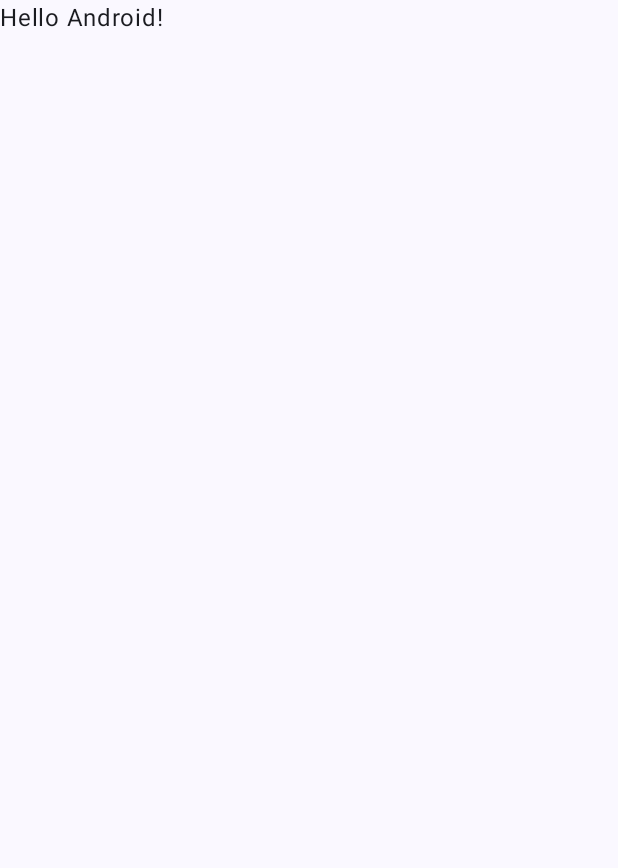
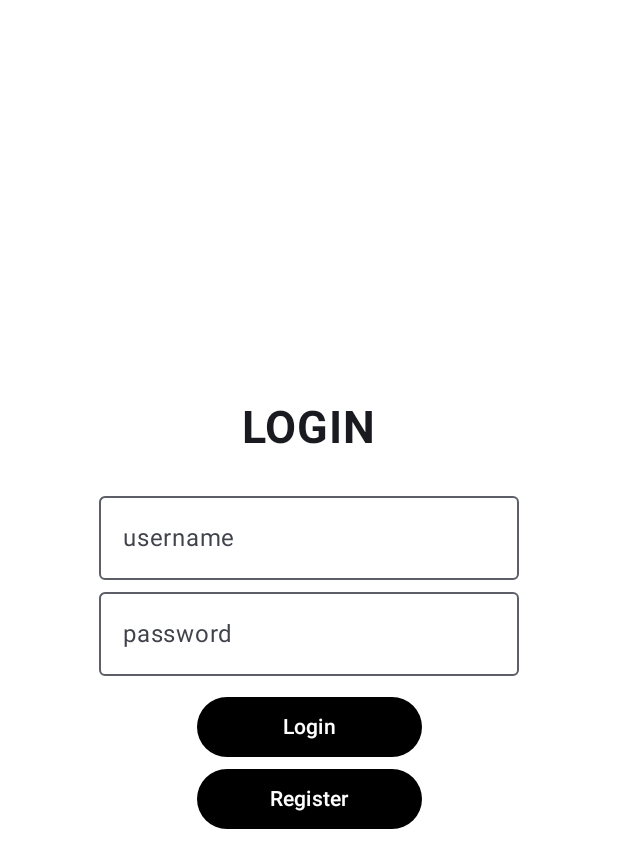
Before and after one commit to saboorbakshi/StreamTune, an Android app built with Jetpack Compose: the screen it shows after launch (MainActivity), on a phone screen of 412 x 824 dp. Before the commit the part shown is almost empty. Shown: the top 868 px of the screen. Run offline under Robolectric (Android 15) with nearby library versions, the phone set to English and light mode, and no system bars.

Commit message:
login screen

```diff
--- a/android/app/build.gradle.kts
+++ b/android/app/build.gradle.kts
@@ -63,4 +63,5 @@ dependencies {
     androidTestImplementation("androidx.compose.ui:ui-test-junit4")
     debugImplementation("androidx.compose.ui:ui-tooling")
     debugImplementation("androidx.compose.ui:ui-test-manifest")
+
 }
--- a/android/app/src/main/java/com/streamtune/streamtune/MainActivity.kt
+++ b/android/app/src/main/java/com/streamtune/streamtune/MainActivity.kt
@@ -3,13 +3,38 @@ package com.streamtune.streamtune
 import android.os.Bundle
 import androidx.activity.ComponentActivity
 import androidx.activity.compose.setContent
+import androidx.compose.foundation.background
+import androidx.compose.foundation.layout.Arrangement
+import androidx.compose.foundation.layout.Column
+import androidx.compose.foundation.layout.Spacer
 import androidx.compose.foundation.layout.fillMaxSize
+import androidx.compose.foundation.layout.fillMaxWidth
+import androidx.compose.foundation.layout.height
+import androidx.compose.foundation.layout.padding
+import androidx.compose.foundation.layout.width
+import androidx.compose.foundation.shape.RoundedCornerShape
+import androidx.compose.material3.Button
+import androidx.compose.material3.ButtonDefaults
 import androidx.compose.material3.MaterialTheme
+import androidx.compose.material3.OutlinedButton
+import androidx.compose.material3.OutlinedTextField
 import androidx.compose.material3.Surface
 import androidx.compose.material3.Text
+import androidx.compose.material3.TextButton
+import androidx.compose.material3.TextField
 import androidx.compose.runtime.Composable
+import androidx.compose.runtime.getValue
+import androidx.compose.runtime.mutableStateOf
+import androidx.compose.runtime.remember
+import androidx.compose.runtime.setValue
+import androidx.compose.ui.Alignment
 import androidx.compose.ui.Modifier
+import androidx.compose.ui.draw.clip
+import androidx.compose.ui.graphics.Color
+import androidx.compose.ui.text.font.FontWeight
 import androidx.compose.ui.tooling.preview.Preview
+import androidx.compose.ui.unit.dp
+import androidx.compose.ui.unit.sp
 import com.streamtune.streamtune.ui.theme.StreamTuneTheme
 
 class MainActivity : ComponentActivity() {
@@ -18,8 +43,8 @@ class MainActivity : ComponentActivity() {
         setContent {
             StreamTuneTheme {
                 // A surface container using the 'background' color from the theme
-                Surface(modifier = Modifier.fillMaxSize(), color = MaterialTheme.colorScheme.background) {
-                    Greeting("Android")
+                Surface(modifier = Modifier.fillMaxSize(), color = Color.White) {
+                    Greeting("LOGIN")
                 }
             }
         }
@@ -27,11 +52,57 @@ class MainActivity : ComponentActivity() {
 }
 
 @Composable
-fun Greeting(name: String, modifier: Modifier = Modifier) {
-    Text(
-            text = "Hello $name!",
-            modifier = modifier
-    )
+fun Greeting(title: String, modifier: Modifier = Modifier) {
+    Column(
+        modifier = Modifier
+            .fillMaxSize()
+            .padding(16.dp),
+        horizontalAlignment = Alignment.CenterHorizontally,
+        verticalArrangement = Arrangement.Center
+    ) {
+        Text(
+            text = "LOGIN",
+            style = MaterialTheme.typography.bodyLarge.copy(fontSize = 30.sp,
+                                                            fontWeight = FontWeight.Bold)
+        )
+        Spacer(modifier = Modifier.height(20.dp))
+
+        var username by remember { mutableStateOf("") }
+        OutlinedTextField(
+            value = username,
+            onValueChange = { username = it },
+            label = { Text("username") }
+        )
+        var password by remember { mutableStateOf("") }
+        OutlinedTextField(
+            value = password,
+            onValueChange = { password = it },
+            label = { Text("password") }
+        )
+        Spacer(modifier = Modifier.height(10.dp))
+
+        Button(
+            onClick = { /* Handle login button click */ },
+            colors = ButtonDefaults.buttonColors(
+                containerColor = Color.Black
+            ),
+            modifier = Modifier
+                .width(150.dp)
+        ) {
+            Text("Login")
+        }
+        Button(
+            onClick = { /* Handle login button click */ },
+            colors = ButtonDefaults.buttonColors(
+                containerColor = Color.Black
+            ),
+            modifier = Modifier
+                .width(150.dp)
+
+        ) {
+            Text("Register")
+        }
+    }
 }
 
 @Preview(showBackground = true)
--- a/android/app/src/main/res/values/colors.xml
+++ b/android/app/src/main/res/values/colors.xml
@@ -1,10 +1,8 @@
 <?xml version="1.0" encoding="utf-8"?>
 <resources>
-    <color name="purple_200">#FFBB86FC</color>
-    <color name="purple_500">#FF6200EE</color>
-    <color name="purple_700">#FF3700B3</color>
-    <color name="teal_200">#FF03DAC5</color>
-    <color name="teal_700">#FF018786</color>
+    <color name="golden_yellow">#f5b502</color>
+    <color name="cream">#f9f5ed</color>
+    <color name="grey">#dbd2c2</color>
     <color name="black">#FF000000</color>
     <color name="white">#FFFFFFFF</color>
 </resources>
```
